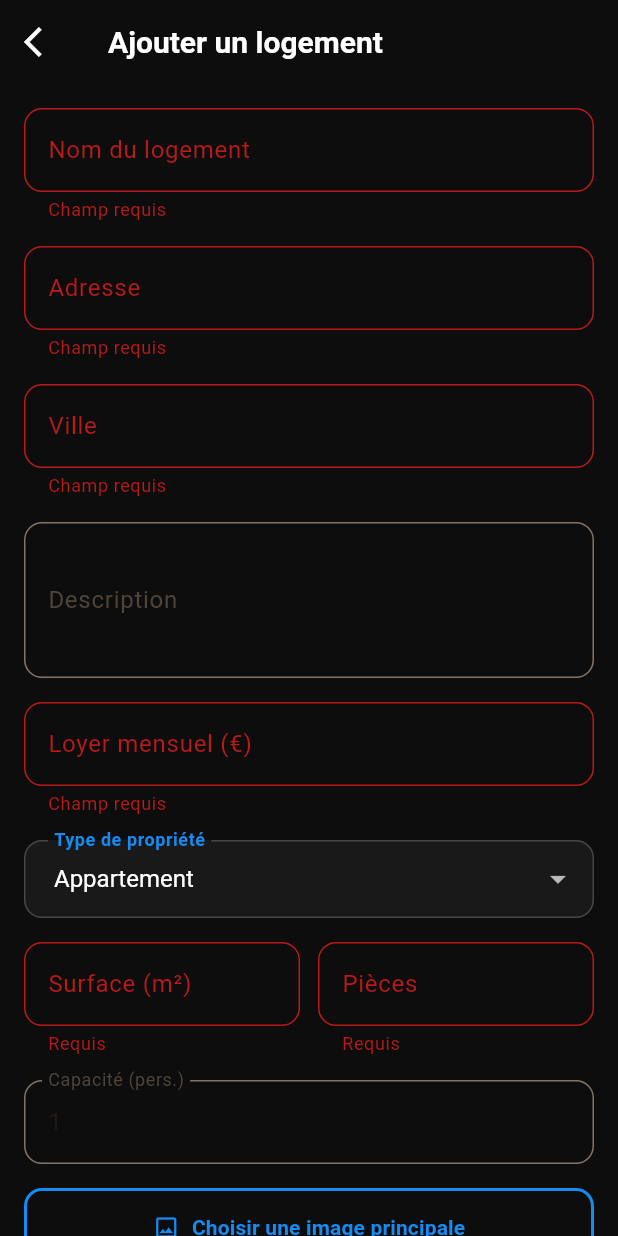
After one commit to Gigiledixneuf/immobilix_project, a Flutter app: the AddPropertyPage screen opened directly, after a tap on "Enregistrer le logement", on a phone screen of 412 x 824 dp. The commit adds this screen. Run offline on Flutter 3.47's test engine with Material 3 defaults, Android fonts, the phone set to English and light mode, and no system bars; our stand-ins replace flutter_dotenv, flutter_riverpod, get_it, get_storage, go_router, image_picker; accounts and stored records are empty.

```diff
--- /dev/null
+++ b/lib/pages/bailleur/add_property_page.dart
@@ -0,0 +1,288 @@
+import 'package:flutter/material.dart';
+import 'package:flutter_riverpod/flutter_riverpod.dart';
+import 'package:go_router/go_router.dart';
+import 'package:immobilx/business/services/gestion/propertyNetworkService.dart';
+import 'package:immobilx/main.dart';
+import 'package:immobilx/utils/theme/app_theme.dart';
+import 'package:immobilx/pages/widget/custom_input.dart';
+import 'package:immobilx/pages/widget/primary_button.dart';
+import 'package:image_picker/image_picker.dart';
+
+// --- Gestion d'État (inchangée) ---
+final addPropertyControllerProvider = StateNotifierProvider.autoDispose<AddPropertyController, AddPropertyState>((ref) {
+  return AddPropertyController(getIt<PropertyNetworkService>());
+});
+
+class AddPropertyState {
+  final bool isLoading;
+  final String? errorMessage;
+
+  AddPropertyState({this.isLoading = false, this.errorMessage});
+
+  AddPropertyState copyWith({bool? isLoading, String? errorMessage}) {
+    return AddPropertyState(
+      isLoading: isLoading ?? this.isLoading,
+      errorMessage: errorMessage ?? this.errorMessage,
+    );
+  }
+}
+
+class AddPropertyController extends StateNotifier<AddPropertyState> {
+  final PropertyNetworkService _propertyNetworkService;
+  AddPropertyController(this._propertyNetworkService) : super(AddPropertyState());
+
+  Future<bool> createProperty(Map<String, dynamic> data) async {
+    state = state.copyWith(isLoading: true, errorMessage: null);
+    try {
+      await _propertyNetworkService.createProperty(data);
+      state = state.copyWith(isLoading: false);
+      return true;
+    } catch (e) {
+      state = state.copyWith(isLoading: false, errorMessage: "Erreur lors de la création du logement.");
+      print(e); // Pour le débogage
+      return false;
+    }
+  }
+}
+
+// --- La Page (Widget) mise à jour avec le Dark Mode ---
+class AddPropertyPage extends ConsumerWidget {
+  final _formKey = GlobalKey<FormState>();
+  final _nameController = TextEditingController();
+  final _addressController = TextEditingController();
+  final _cityController = TextEditingController();
+  final _descriptionController = TextEditingController();
+  final _rentController = TextEditingController();
+  final _surfaceController = TextEditingController();
+  final _roomsController = TextEditingController();
+  final _capacityController = TextEditingController(text: '1');
+  String _selectedType = 'apartment'; // Utilisé ici comme valeur par défaut, sera mis à jour via le Dropdown
+  XFile? _pickedImage;
+
+  AddPropertyPage({super.key});
+
+  // Fonction utilitaire pour le style Dropdown en dark mode
+  InputDecoration _darkDropdownDecoration(String labelText) {
+    return InputDecoration(
+      labelText: labelText,
+      labelStyle: const TextStyle(color: AppTheme.subtleTextColor),
+      floatingLabelStyle: const TextStyle(color: AppTheme.primaryColor, fontWeight: FontWeight.bold),
+
+      fillColor: AppTheme.lightTextColor.withOpacity(0.05),
+      filled: true,
+
+      enabledBorder: OutlineInputBorder(
+        borderRadius: BorderRadius.circular(12),
+        borderSide: BorderSide(color: AppTheme.lightTextColor.withOpacity(0.2), width: 1),
+      ),
+      focusedBorder: OutlineInputBorder(
+        borderRadius: BorderRadius.circular(12),
+        borderSide: const BorderSide(color: AppTheme.primaryColor, width: 2),
+      ),
+      errorBorder: OutlineInputBorder(
+        borderRadius: BorderRadius.circular(12),
+        borderSide: const BorderSide(color: AppTheme.warningColor, width: 1),
+      ),
+      focusedErrorBorder: OutlineInputBorder(
+        borderRadius: BorderRadius.circular(12),
+        borderSide: const BorderSide(color: AppTheme.warningColor, width: 2),
+      ),
+      contentPadding: const EdgeInsets.symmetric(horizontal: 16, vertical: 14),
+    );
+  }
+
+  @override
+  Widget build(BuildContext context, WidgetRef ref) {
+    ref.listen<AddPropertyState>(addPropertyControllerProvider, (previous, next) {
+      if (next.errorMessage != null) {
+        ScaffoldMessenger.of(context).showSnackBar(
+          SnackBar(content: Text(next.errorMessage!), backgroundColor: Colors.red),
+        );
+      }
+    });
+
+    final state = ref.watch(addPropertyControllerProvider);
+
+    return Scaffold(
+      backgroundColor: AppTheme.darkBackgroundColor, // Fond sombre
+      appBar: AppBar(
+        backgroundColor: AppTheme.darkBackgroundColor,
+        elevation: 0,
+        leading: IconButton(
+          icon: const Icon(Icons.arrow_back_ios, color: AppTheme.lightTextColor),
+          onPressed: () => context.goNamed('property_list_page'),
+        ),
+        title: Text(
+          'Ajouter un logement',
+          style: AppTheme.headingStyle.copyWith(fontSize: 20, color: AppTheme.lightTextColor),
+        ),
+      ),
+      body: SingleChildScrollView(
+        padding: const EdgeInsets.all(16.0),
+        child: Form(
+          key: _formKey,
+          child: Column(
+            crossAxisAlignment: CrossAxisAlignment.stretch,
+            children: [
+              CustomInput(controller: _nameController, labelText: 'Nom du logement', validator: (val) => val!.isEmpty ? 'Champ requis' : null),
+              const SizedBox(height: 16),
+              CustomInput(controller: _addressController, labelText: 'Adresse', validator: (val) => val!.isEmpty ? 'Champ requis' : null),
+              const SizedBox(height: 16),
+              CustomInput(controller: _cityController, labelText: 'Ville', validator: (val) => val!.isEmpty ? 'Champ requis' : null),
+              const SizedBox(height: 16),
+              CustomInput(controller: _descriptionController, labelText: 'Description', maxLines: 3),
+              const SizedBox(height: 16),
+              CustomInput(
+                  controller: _rentController,
+                  labelText: 'Loyer mensuel (€)',
+                  keyboardType: TextInputType.number,
+                  validator: (val) => val!.isEmpty ? 'Champ requis' : null
+              ),
+              const SizedBox(height: 16),
+              // Type de propriété (stylisé)
+              StatefulBuilder(
+                builder: (context, setState) {
+                  return DropdownButtonFormField<String>(
+                    value: _selectedType,
+                    decoration: _darkDropdownDecoration('Type de propriété'), // Application du style sombre
+                    icon: const Icon(Icons.arrow_drop_down, color: AppTheme.subtleTextColor),
+                    style: AppTheme.bodyStyle.copyWith(color: AppTheme.lightTextColor), // Texte sélectionné
+                    dropdownColor: AppTheme.darkBackgroundColor, // Fond du menu déroulant
+                    items: const [
+                      DropdownMenuItem(value: 'house', child: Text('Maison', style: TextStyle(color: AppTheme.lightTextColor))),
+                      DropdownMenuItem(value: 'apartment', child: Text('Appartement', style: TextStyle(color: AppTheme.lightTextColor))),
+                      DropdownMenuItem(value: 'studio', child: Text('Studio', style: TextStyle(color: AppTheme.lightTextColor))),
+                      DropdownMenuItem(value: 'room', child: Text('Chambre', style: TextStyle(color: AppTheme.lightTextColor))),
+                    ],
+                    onChanged: (v) {
+                      if (v != null) {
+                        setState(() {
+                          _selectedType = v;
+                        });
+                      }
+                    },
+                  );
+                },
+              ),
+              const SizedBox(height: 16),
+              // Surface, pièces
+              Row(
+                children: [
+                  Expanded(
+                    child: CustomInput(
+                      controller: _surfaceController,
+                      labelText: 'Surface (m²)',
+                      keyboardType: TextInputType.number,
+                      validator: (v) => v == null || v.isEmpty ? 'Requis' : null,
+                    ),
+                  ),
+                  const SizedBox(width: 12),
+                  Expanded(
+                    child: CustomInput(
+                      controller: _roomsController,
+                      labelText: 'Pièces',
+                      keyboardType: TextInputType.number,
+                      validator: (v) => v == null || v.isEmpty ? 'Requis' : null,
+                    ),
+                  ),
+                ],
+              ),
+              const SizedBox(height: 16),
+              // Capacité
+              CustomInput(
+                controller: _capacityController,
+                labelText: 'Capacité (pers.)',
+                keyboardType: TextInputType.number,
+                validator: (v) => v == null || v.isEmpty ? 'Requis' : null,
+              ),
+              const SizedBox(height: 16),
+              // Sélecteur d'image principale (stylisé)
+              StatefulBuilder(
+                  builder: (context, setState) {
+                    return Row(
+                      children: [
+                        Expanded(
+                          child: OutlinedButton.icon(
+                            // Style du bouton Outlined adapté au dark mode
+                            style: OutlinedButton.styleFrom(
+                              foregroundColor: AppTheme.primaryColor,
+                              side: const BorderSide(color: AppTheme.primaryColor, width: 2),
+                              shape: RoundedRectangleBorder(borderRadius: BorderRadius.circular(12)),
+                              padding: const EdgeInsets.symmetric(vertical: 16),
+                            ),
+                            icon: const Icon(Icons.image_outlined),
+                            label: Text(
+                              _pickedImage == null ? 'Choisir une image principale' : 'Image sélectionnée',
+                              style: const TextStyle(fontWeight: FontWeight.bold),
+                            ),
+                            onPressed: state.isLoading
+                                ? null
+                                : () async {
+                              final picker = ImagePicker();
+                              final file = await picker.pickImage(source: ImageSource.gallery, imageQuality: 85);
+                              if (file != null) {
+                                setState(() {
+                                  _pickedImage = file;
+                                });
+                              }
+                            },
+                          ),
+                        ),
+                        if (_pickedImage != null)
+                          Padding(
+                            padding: const EdgeInsets.only(left: 12.0),
+                            child: IconButton(
+                              icon: const Icon(Icons.close, color: AppTheme.warningColor),
+                              onPressed: () => setState(() => _pickedImage = null),
+                            ),
+                          ),
+                      ],
+                    );
+                  }
+              ),
+              const SizedBox(height: 32),
+              // Bouton d'enregistrement
+              PrimaryButton(
+                text: 'Enregistrer le logement',
+                isLoading: state.isLoading,
+                onPressed: () async {
+                  if (_formKey.currentState!.validate()) {
+                    final data = {
+                      'name': _nameController.text,
+                      'address': _addressController.text,
+                      'city': _cityController.text,
+                      'description': _descriptionController.text,
+                      'price': double.tryParse(_rentController.text) ?? 0,
+                      'type': _selectedType,
+                      'surface': int.tryParse(_surfaceController.text) ?? 0,
+                      'rooms': int.tryParse(_roomsController.text) ?? 0,
+                      'capacity': int.tryParse(_capacityController.text) ?? 1,
+                      if (_pickedImage != null) 'main_photo_local_path': _pickedImage!.path,
+                    };
+
+                    final success = await ref.read(addPropertyControllerProvider.notifier).createProperty(data);
+
+                    if (success && context.mounted) {
+                      ScaffoldMessenger.of(context).showSnackBar(
+                        const SnackBar(content: Text('Logement créé avec succès !'), backgroundColor: Colors.green),
+                      );
+                      context.pop(); // Revenir à la page précédente
+                    }
+                  }
+                },
+              ),
+              if (state.errorMessage != null)
+                Padding(
+                  padding: const EdgeInsets.only(top: 16.0),
+                  child: Text(
+                    'Erreur: ${state.errorMessage}',
+                    style: const TextStyle(color: AppTheme.warningColor),
+                  ),
+                ),
+            ],
+          ),
+        ),
+      ),
+    );
+  }
+}
--- a/lib/pages/bailleur/property_datail.dart
+++ b/lib/pages/bailleur/property_datail.dart
@@ -137,7 +137,7 @@ class PropertyDetailsPage extends ConsumerWidget {
         elevation: 0,
         leading: IconButton(
           icon: const Icon(Icons.arrow_back_ios, color: AppTheme.lightTextColor),
-          onPressed: () => context.goNamed('home_page'),
+          onPressed: () => context.goNamed('property_list_page'),
         ),
         title: Text(
           'Détails du logement',
```
Also changed, not shown: lib/business/services/gestion/propertyNetworkService.dart (+46 -0 lines), lib/framework/gestion/propertyNetworkServiceImpl.dart (+132 -6 lines).
